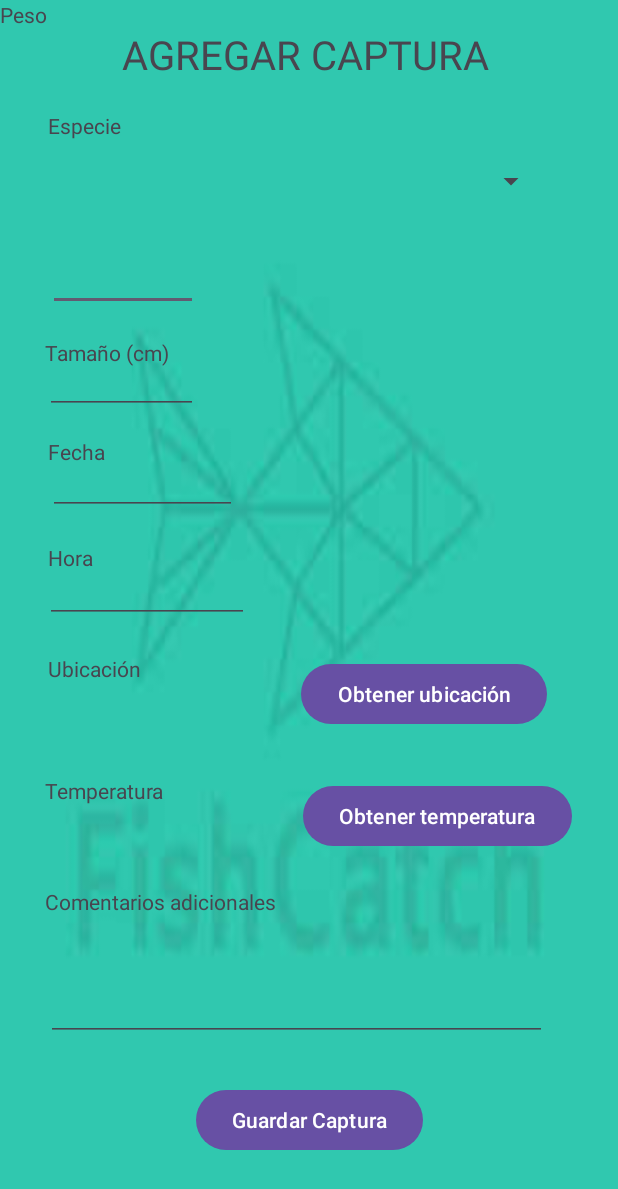
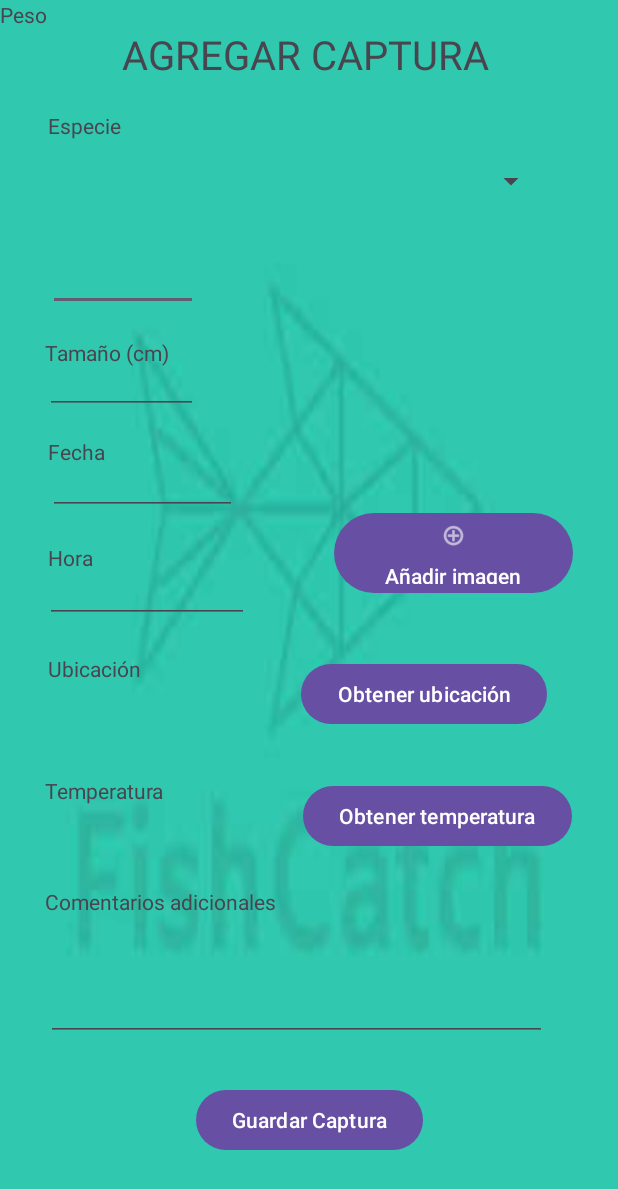
Before and after one commit to BartolomeGarcia/FishCatch, an Android app: the MainActivityAgregarCaptura screen opened directly, with no data from a screen before it, on a phone screen of 412 x 824 dp. Shown: the top 1189 px of the screen. Run offline under Robolectric (Android 15) with nearby library versions, the phone set to English and light mode, and no system bars.

Commit message:
Botón Añadir imagen captura y ImageView captura hecho. Permiso en el AndroidManifest.xml para poder abrir la galeria de imagenes

```diff
--- a/app/src/main/AndroidManifest.xml
+++ b/app/src/main/AndroidManifest.xml
@@ -1,6 +1,9 @@
 <?xml version="1.0" encoding="utf-8"?>
 <manifest xmlns:android="http://schemas.android.com/apk/res/android"
     xmlns:tools="http://schemas.android.com/tools">
+
+    <!--Permisos-->
+    <uses-permission android:name="android.permission.READ_EXTERNAL_STORAGE" />
 
     <application
         android:allowBackup="true"
--- a/app/src/main/java/com/example/fishcatch/activities/MainActivityAgregarCaptura.java
+++ b/app/src/main/java/com/example/fishcatch/activities/MainActivityAgregarCaptura.java
@@ -1,20 +1,56 @@
 package com.example.fishcatch.activities;
 
+import android.content.Intent;
+import android.net.Uri;
 import android.os.Bundle;
 import android.view.View;
 import android.widget.AdapterView;
+import android.widget.Button;
+import android.widget.ImageView;
 
+import androidx.annotation.Nullable;
 import androidx.appcompat.app.AppCompatActivity;
 
 import com.example.fishcatch.R;
 
 public class MainActivityAgregarCaptura extends AppCompatActivity implements AdapterView.OnItemSelectedListener {
+    private Button botonAnnadirImagen;
+    private ImageView imagenCaptura;
+    private static final int PICK_IMAGE_REQUEST = 1;
 
     @Override
     protected void onCreate(Bundle savedInstanceState) {
         super.onCreate(savedInstanceState);
         setContentView(R.layout.activity_main_agregar_captura);
 
+        //Asociaciones
+        botonAnnadirImagen=findViewById(R.id.buttonAnnadirImagen);
+        imagenCaptura=findViewById(R.id.imageViewCaptura);
+
+        //Botón Añadir Imagen
+        botonAnnadirImagen.setOnClickListener(new View.OnClickListener() {
+            @Override
+            public void onClick(View v) {
+                abrirGaleria();
+            }
+        });
+    }
+
+    private void abrirGaleria() {
+        Intent intent = new Intent(Intent.ACTION_PICK);
+        intent.setType("image/*");
+        startActivityForResult(intent, PICK_IMAGE_REQUEST);
+    }
+
+    //Para la imagen de la Captura
+    @Override
+    protected void onActivityResult(int requestCode, int resultCode, @Nullable Intent data) {
+        super.onActivityResult(requestCode, resultCode, data);
+
+        if (requestCode == PICK_IMAGE_REQUEST && resultCode == RESULT_OK && data != null && data.getData() != null) {
+            Uri imageUri = data.getData();
+            imagenCaptura.setImageURI(imageUri);
+        }
     }
 
     //Para el Spinner de Especies
--- a/app/src/main/res/layout/activity_main_agregar_captura.xml
+++ b/app/src/main/res/layout/activity_main_agregar_captura.xml
@@ -253,4 +253,30 @@
         app:layout_constraintTop_toTopOf="parent"
         app:layout_constraintVertical_bias="0.931" />
 
+    <Button
+        android:id="@+id/buttonAnnadirImagen"
+        android:layout_width="159dp"
+        android:layout_height="61dp"
+        android:text="Añadir imagen"
+        app:icon="@android:drawable/ic_menu_add"
+        app:iconGravity="top"
+        app:layout_constraintBottom_toBottomOf="parent"
+        app:layout_constraintEnd_toEndOf="parent"
+        app:layout_constraintHorizontal_bias="0.88"
+        app:layout_constraintStart_toStartOf="parent"
+        app:layout_constraintTop_toTopOf="parent"
+        app:layout_constraintVertical_bias="0.443" />
+
+    <ImageView
+        android:id="@+id/imageViewCaptura"
+        android:layout_width="174dp"
+        android:layout_height="149dp"
+        app:layout_constraintBottom_toBottomOf="parent"
+        app:layout_constraintEnd_toEndOf="parent"
+        app:layout_constraintHorizontal_bias="0.873"
+        app:layout_constraintStart_toStartOf="parent"
+        app:layout_constraintTop_toTopOf="parent"
+        app:layout_constraintVertical_bias="0.233"
+        tools:srcCompat="@tools:sample/avatars" />
+
 </androidx.constraintlayout.widget.ConstraintLayout>
```
